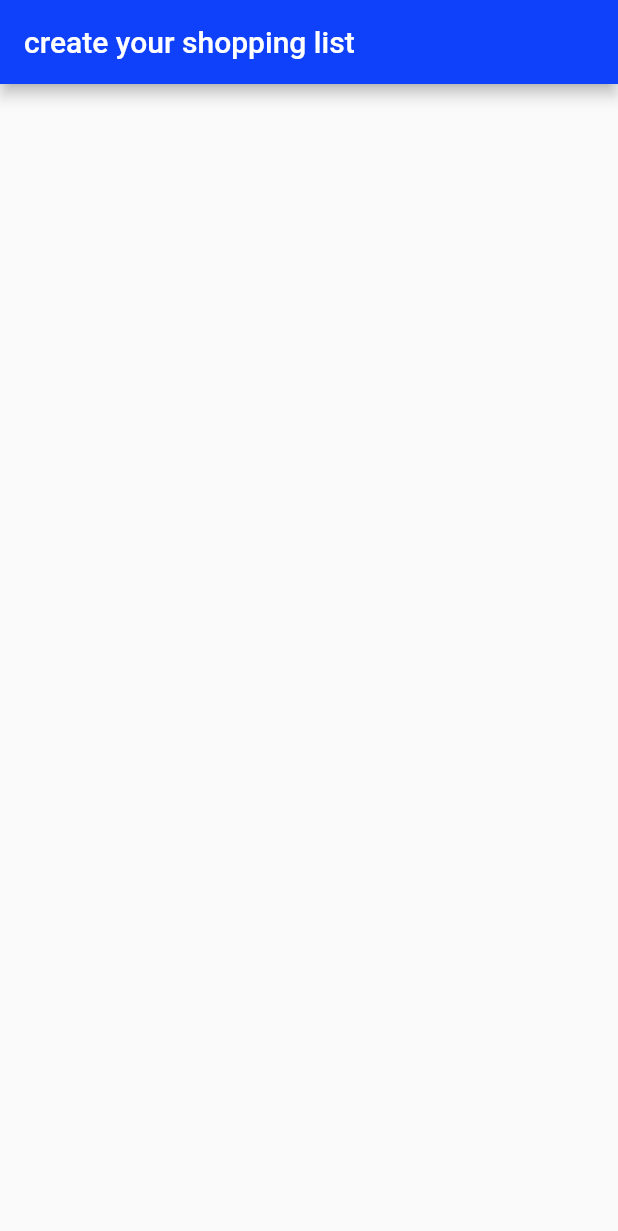
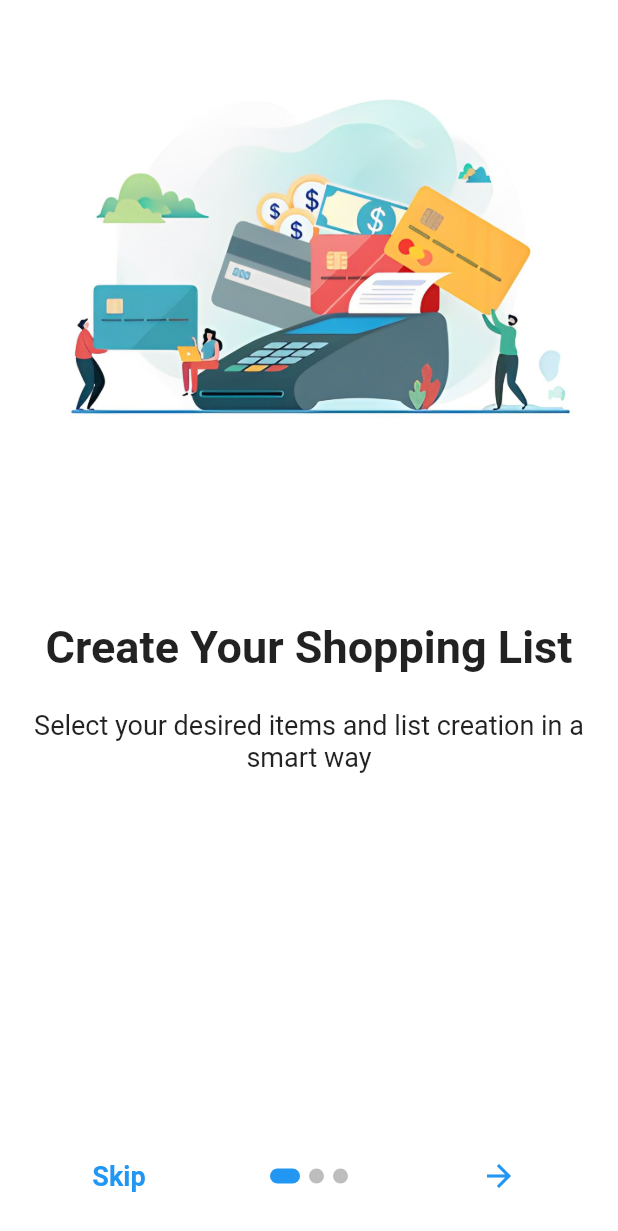
Before and after one commit to Prageethbangamuwage/smart_grocery_store_finder, a Flutter app: the screen it shows after launch, on a phone screen of 412 x 824 dp. Shown: the top 1231 px of the screen. Run offline on Flutter 3.47's test engine with Material 2 defaults, Android fonts, the phone set to English and light mode, and no system bars; drawn by our look-alikes of introduction_screen.

Commit message:
splash screen

```diff
--- /dev/null
+++ b/lib/home_screen.dart
@@ -0,0 +1,19 @@
+import 'package:flutter/material.dart' ;
+
+class HomeScreen extends StatelessWidget{
+  const HomeScreen({super.key});
+
+  @override
+  Widget build(BuildContext context){
+    return const Scaffold(
+      body: Center(
+        child: Text("HomePage", style: TextStyle(
+          fontSize: 30,
+          fontWeight: FontWeight.bold,
+          color: Colors.blue,
+        ),),
+      ),
+    );
+
+  }
+}
--- /dev/null
+++ b/lib/intro_screen.dart
@@ -0,0 +1,102 @@
+import 'package:flutter/material.dart';
+import 'package:introduction_screen/introduction_screen.dart';
+
+class IntroScreen extends StatelessWidget{
+  const IntroScreen({super.key});
+
+  String? get name => null;
+
+  @override
+  Widget build(BuildContext context){
+    return Scaffold(
+      body: IntroductionScreen(
+        globalBackgroundColor: Colors.white,
+        scrollPhysics: const BouncingScrollPhysics(),
+        pages:[
+          PageViewModel(
+            titleWidget: const Text(
+              "Create Your Shopping List",
+              style: TextStyle(
+              fontSize: 30,
+              fontWeight: FontWeight.bold,
+             ),
+            ),
+            body: "Select your desired items and list creation in a smart way",
+            image:Image.asset(
+              "assets/onbording1.png",
+              height: 400
+              , width: 400,
+           ),
+          ),
+          PageViewModel(
+            titleWidget: const Text(
+              "Find Your Nearest Shop",
+              style: TextStyle(
+              fontSize: 30,
+              fontWeight: FontWeight.bold,
+             ),
+            ),
+            body: "Discover nearby shops within 10 - 15 km from you",
+            image:Image.asset(
+              "assets/onbording2.png",
+              height: 500
+              , width: 500,
+           ),
+          ),
+          PageViewModel(
+            titleWidget: const Text(
+              "Buy Goods in Your Own Way",
+              style: TextStyle(
+              fontSize: 30,
+              fontWeight: FontWeight.bold,
+             ),
+            ),
+            body: "Order Items with COD payment or pay by safer and faster payment gateway",
+            image:Image.asset(
+              "assets/onbording3.png",
+              height: 400
+              , width: 400,
+           ),
+          ),
+        ],
+        onDone: (){
+          Navigator.pushNamed(context, "home");
+        },
+        onSkip: (){
+          Navigator.pushNamed(context, "home");
+        },
+        showSkipButton: true,
+        skip: const Text(
+          "Skip",
+          style:TextStyle(
+          fontWeight: FontWeight.bold,
+          fontSize: 18,
+          color: Colors.blue,
+        ) ,
+      ),
+      next: const Icon(
+        Icons.arrow_forward,
+        color:  Colors.blue,
+        ),
+      done: const Text(
+        "Done",
+         style:TextStyle(
+          fontWeight: FontWeight.bold,
+          fontSize: 18,
+          color: Colors.blue,
+          ),
+    ),
+    dotsDecorator: DotsDecorator(
+      size: const Size.square(10.0),
+      activeSize: const Size(20.0, 10.0),
+      color: Colors.black26,
+      activeColor: Colors.blue,
+      spacing: const EdgeInsets.symmetric(horizontal: 3.0),
+      activeShape: RoundedRectangleBorder(
+        borderRadius: BorderRadius.circular(25.0),
+      ),
+    ),
+   ),
+   );
+  }
+}
--- a/lib/main.dart
+++ b/lib/main.dart
@@ -1,6 +1,8 @@
 import 'package:flutter/cupertino.dart';
 import 'package:flutter/foundation.dart';
 import 'package:flutter/material.dart';
+import 'package:smart_grocery_store_finder/home_screen.dart';
+import 'package:smart_grocery_store_finder/intro_screen.dart';
 
 void main() {
   runApp(const MyApp());
@@ -70,11 +72,13 @@ class Home extends StatelessWidget {
 
   @override
   Widget build(BuildContext context) {
-    return Scaffold(
-      appBar: AppBar(
-        backgroundColor: Color.fromRGBO(14, 65, 249, 1),
-        title: const Text("create your shopping list"),
-      ),
+    return MaterialApp(
+      debugShowCheckedModeBanner: false,
+      routes: {
+        "/" : (context) => const IntroScreen(),
+         // ignore: prefer_const_constructors
+         "home" : (context) =>  HomeScreen(),
+      },
     );
   }
 }
--- a/pubspec.yaml
+++ b/pubspec.yaml
@@ -35,6 +35,8 @@ dependencies:
   # The following adds the Cupertino Icons font to your application.
   # Use with the CupertinoIcons class for iOS style icons.
   cupertino_icons: ^1.0.2
+  introduction_screen: ^3.1.8
+
 
 dev_dependencies:
   flutter_test:
```
Also changed, not shown: assets/onbording1.png (added), assets/onbording2.png (added), assets/onbording3.png (added), pubspec.lock.
